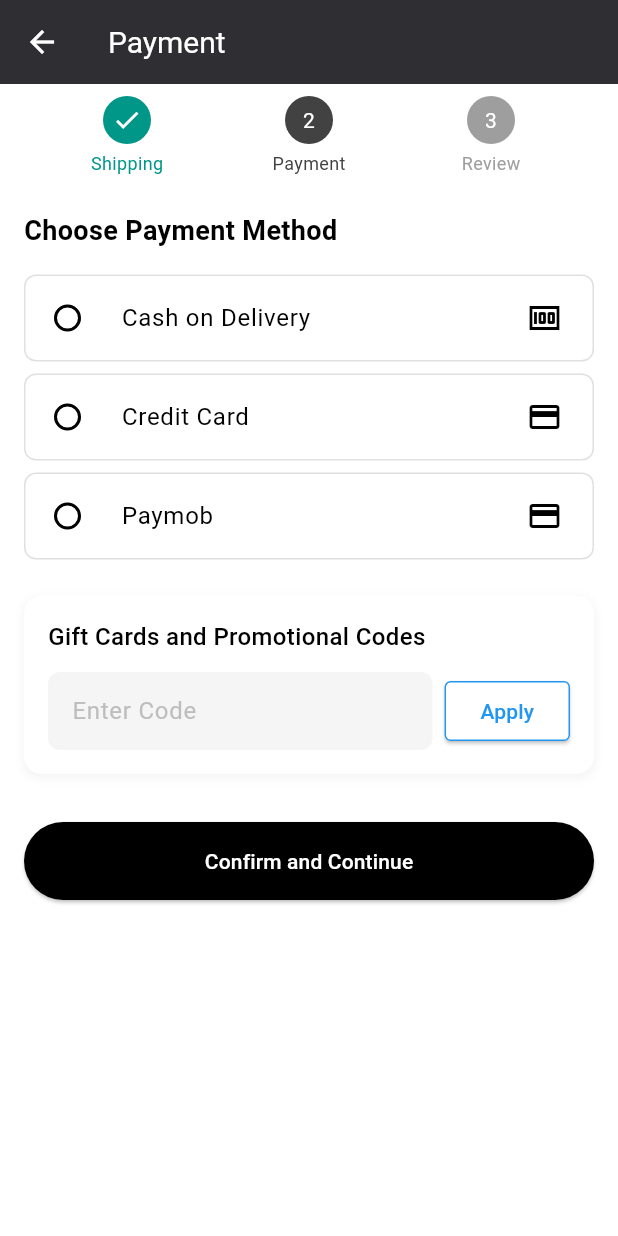
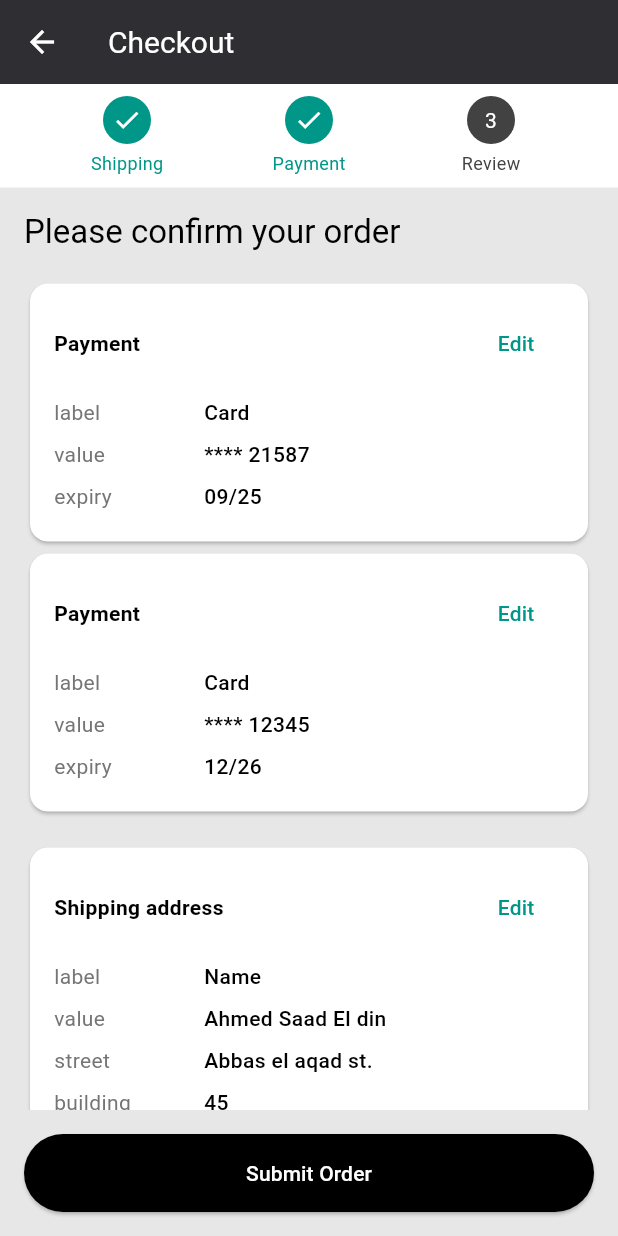
Before and after one commit to zezoamr/obelion-MOOL-flutter, a Flutter app: the CheckoutPaymentScreen screen opened directly, after a tap on "Confirm and Continue", on a phone screen of 412 x 824 dp. Run offline on Flutter 3.47's test engine with Material 3 defaults, Android fonts, the phone set to English and light mode, and no system bars; our stand-ins replace carousel_slider, flutter_bloc, flutter_svg.

Commit message:
feat checkout review screen

```diff
--- a/flutter_mool/lib/shopping/screens/checkout_payment.dart
+++ b/flutter_mool/lib/shopping/screens/checkout_payment.dart
@@ -346,6 +346,10 @@ class CheckoutButton extends StatelessWidget {
       padding: EdgeInsets.symmetric(horizontal: 16, vertical: 16),
       child: ElevatedButton(
         onPressed: () {
+          Navigator.push(
+            context,
+            MaterialPageRoute(builder: (context) => CheckoutReviewScreen()),
+          );
         },
         child: Text('Confirm and Continue'),
         style: ElevatedButton.styleFrom(
--- /dev/null
+++ b/flutter_mool/lib/shopping/screens/checkout_review_screen.dart
@@ -0,0 +1,252 @@
+import 'package:flutter/material.dart';
+
+class CheckoutReviewScreen extends StatelessWidget {
+  final List<Map<String, String>> paymentCards = [
+    {'label': 'Card', 'value': '**** 21587', 'expiry': '09/25'},
+    {'label': 'Card', 'value': '**** 12345', 'expiry': '12/26'},
+  ];
+
+  final List<Map<String, String>> shippingAddresses = [
+    {
+      'label': 'Name',
+      'value': 'Ahmed Saad El din',
+      'street': 'Abbas el aqad st.',
+      'building': '45',
+      'city': 'Cairo'
+    },
+    {
+      'label': 'Name',
+      'value': 'Mohamed Ali',
+      'street': 'Tahrir Square',
+      'building': '12',
+      'city': 'Giza'
+    },
+  ];
+
+  @override
+  Widget build(BuildContext context) {
+    return Scaffold(
+      backgroundColor: const Color.fromARGB(255, 231, 231, 231),
+      appBar: AppBar(
+        backgroundColor: const Color.fromARGB(255, 46, 46, 51),
+        title: Text(
+          'Checkout',
+          style: TextStyle(fontSize: 20, color: Colors.white),
+        ),
+        leading: IconButton(
+          icon: Icon(Icons.arrow_back, color: Colors.white),
+          onPressed: () => Navigator.of(context).pop(),
+        ),
+      ),
+      body: Column(
+        children: [
+          ProgressBarWidget(currentStep: 3),
+          Expanded(
+            child: SingleChildScrollView(
+              child: Padding(
+                padding: const EdgeInsets.all(16.0),
+                child: Column(
+                  crossAxisAlignment: CrossAxisAlignment.start,
+                  children: [
+                    Text(
+                      'Please confirm your order',
+                      style: Theme.of(context).textTheme.titleLarge,
+                    ),
+                    SizedBox(height: 16),
+                    ...paymentCards
+                        .map((card) => _buildInfoCard('Payment', card))
+                        .toList(),
+                    SizedBox(height: 16),
+                    ...shippingAddresses
+                        .map((address) =>
+                            _buildInfoCard('Shipping address', address))
+                        .toList(),
+                    SizedBox(height: 16),
+                    _buildOrderSummary(),
+                  ],
+                ),
+              ),
+            ),
+          ),
+          _buildSubmitButton(),
+        ],
+      ),
+    );
+  }
+
+  Widget _buildInfoCard(String title, Map<String, String> details) {
+    return Card(
+      child: Padding(
+        padding: const EdgeInsets.all(16),
+        child: Column(
+          crossAxisAlignment: CrossAxisAlignment.start,
+          children: [
+            Row(
+              mainAxisAlignment: MainAxisAlignment.spaceBetween,
+              children: [
+                Text(
+                  title,
+                  style: TextStyle(fontWeight: FontWeight.bold),
+                ),
+                TextButton(
+                  onPressed: () {},
+                  child: Text('Edit', style: TextStyle(color: Colors.teal)),
+                ),
+              ],
+            ),
+            SizedBox(height: 8),
+            ...details.entries.map((entry) => Padding(
+                  padding: const EdgeInsets.symmetric(vertical: 4),
+                  child: Row(
+                    crossAxisAlignment: CrossAxisAlignment.start,
+                    children: [
+                      SizedBox(
+                        width: 100,
+                        child: Text(entry.key,
+                            style: TextStyle(color: Colors.grey[600])),
+                      ),
+                      Expanded(
+                        child: Text(entry.value,
+                            style: TextStyle(fontWeight: FontWeight.w500)),
+                      ),
+                    ],
+                  ),
+                )),
+          ],
+        ),
+      ),
+    );
+  }
+
+  Widget _buildOrderSummary() {
+    return Container(
+      color: Colors.white,
+      child: Padding(
+        padding: const EdgeInsets.all(16),
+        child: Column(
+          crossAxisAlignment: CrossAxisAlignment.start,
+          children: [
+            Text(
+              'Order Summary',
+              style: TextStyle(fontWeight: FontWeight.bold, fontSize: 18),
+            ),
+            SizedBox(height: 16),
+            _buildSummaryRow('Subtotal', '2500 AED'),
+            _buildSummaryRow('Shipping Fee', '50 AED'),
+            _buildSummaryRow('Total', '2550 AED', isTotal: true),
+          ],
+        ),
+      ),
+    );
+  }
+
+  Widget _buildSummaryRow(String label, String value, {bool isTotal = false}) {
+    return Padding(
+      padding: const EdgeInsets.symmetric(vertical: 4),
+      child: Row(
+        mainAxisAlignment: MainAxisAlignment.spaceBetween,
+        children: [
+          Text(label,
+              style: TextStyle(
+                  fontWeight: isTotal ? FontWeight.bold : FontWeight.normal)),
+          Text(value,
+              style: TextStyle(
+                  fontWeight: isTotal ? FontWeight.bold : FontWeight.normal)),
+        ],
+      ),
+    );
+  }
+
+  Widget _buildSubmitButton() {
+    return Container(
+      width: double.infinity,
+      padding: EdgeInsets.symmetric(horizontal: 16, vertical: 16),
+      child: ElevatedButton(
+        onPressed: () {},
+        child: Text('Submit Order'),
+        style: ElevatedButton.styleFrom(
+          backgroundColor: Colors.black,
+          foregroundColor: Colors.white,
+          padding: EdgeInsets.symmetric(vertical: 16),
+        ),
+      ),
+    );
+  }
+}
+
+class ProgressBarWidget extends StatelessWidget {
+  final int currentStep;
+
+  const ProgressBarWidget({Key? key, required this.currentStep})
+      : super(key: key);
+
+  @override
+  Widget build(BuildContext context) {
+    final steps = [
+      {'label': 'Shipping', 'step': 1},
+      {'label': 'Payment', 'step': 2},
+      {'label': 'Review', 'step': 3},
+    ];
+
+    return Container(
+      padding: const EdgeInsets.symmetric(vertical: 8, horizontal: 24),
+      color: Colors.white,
+      child: Row(
+        mainAxisAlignment: MainAxisAlignment.center,
+        children: steps.asMap().entries.map((entry) {
+          final index = entry.key;
+          final step = entry.value;
+          final isCompleted = step['step'] as int < currentStep;
+          final isCurrent = step['step'] as int == currentStep;
+          final isNext = step['step'] as int > currentStep;
+
+          return Expanded(
+            child: Row(
+              children: [
+                Expanded(
+                  child: Column(
+                    children: [
+                      Container(
+                        width: 32,
+                        height: 32,
+                        decoration: BoxDecoration(
+                          shape: BoxShape.circle,
+                          color: isCurrent
+                              ? Colors.grey[800]
+                              : isCompleted
+                                  ? Colors.teal
+                                  : Colors.grey,
+                        ),
+                        child: isCompleted
+                            ? const Icon(Icons.check,
+                                color: Colors.white, size: 20)
+                            : Center(
+                                child: Text(
+                                  '${step['step']}',
+                                  style: const TextStyle(color: Colors.white),
+                                ),
+                              ),
+                      ),
+                      const SizedBox(height: 4),
+                      Text(
+                        step['label'] as String,
+                        style: TextStyle(
+                          fontSize: 12,
+                          color: isCurrent
+                              ? Colors.grey[800]
+                              : isCompleted
+                                  ? Colors.teal
+                                  : Colors.grey,
+                        ),
+                      ),
+                    ],
+                  ),
+                ),
+              ],
+            ),
+          );
+        }).toList(),
+      ),
+    );
+  }
+}
```
